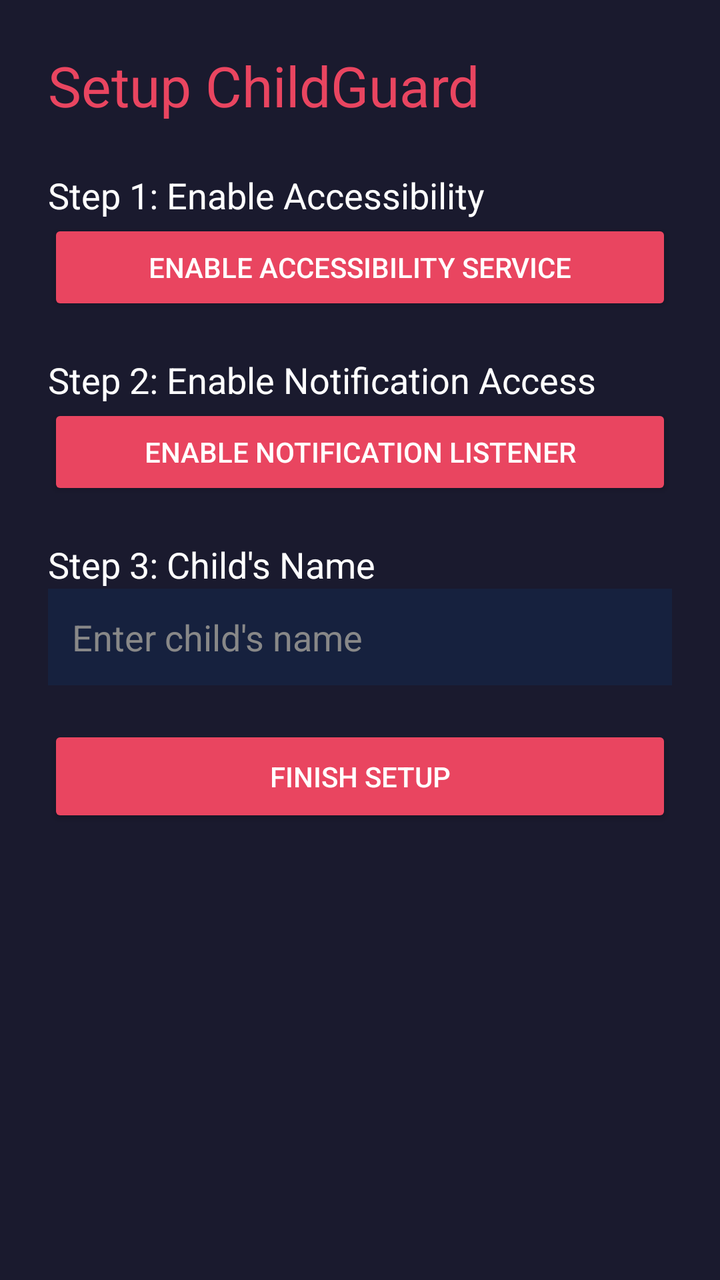
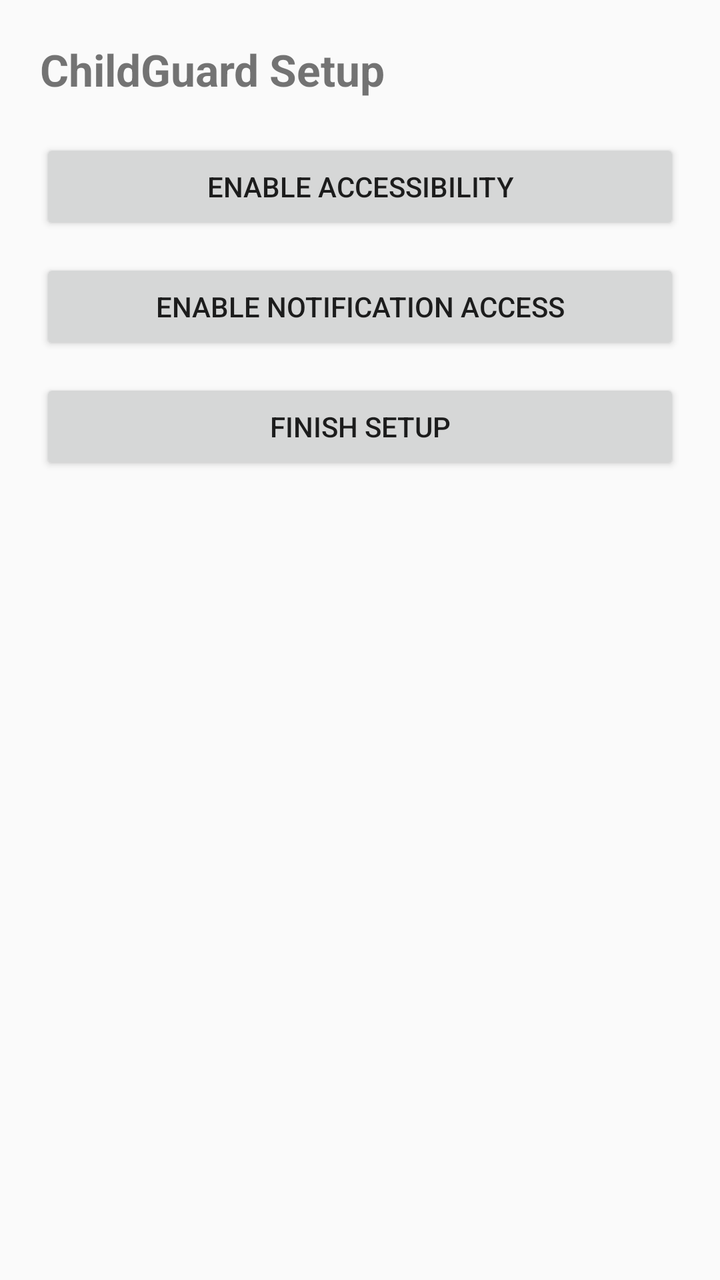

An Android layout rendered at two revisions. The XML below is the earlier revision; the diff shows what the commit changed to produce the second picture.
<!-- AndroidManifest.xml: application theme Theme.AppCompat.Light.DarkActionBar -->
<!-- res/layout/activity_setup.xml -->
<?xml version="1.0" encoding="utf-8"?>
<LinearLayout xmlns:android="http://schemas.android.com/apk/res/android"
    android:layout_width="match_parent"
    android:layout_height="match_parent"
    android:orientation="vertical"
    android:padding="24dp"
    android:background="#1a1a2e">

    <TextView
        android:layout_width="wrap_content"
        android:layout_height="wrap_content"
        android:text="Setup ChildGuard"
        android:textSize="28sp"
        android:textColor="#e94560"
        android:layout_marginBottom="24dp" />

    <TextView
        android:layout_width="match_parent"
        android:layout_height="wrap_content"
        android:text="Step 1: Enable Accessibility"
        android:textColor="#ffffff"
        android:textSize="18sp" />

    <Button
        android:id="@+id/btn_enable_accessibility"
        android:layout_width="match_parent"
        android:layout_height="wrap_content"
        android:text="Enable Accessibility Service"
        android:backgroundTint="#e94560"
        android:textColor="#ffffff"
        android:padding="12dp"
        android:layout_marginBottom="20dp" />

    <TextView
        android:layout_width="match_parent"
        android:layout_height="wrap_content"
        android:text="Step 2: Enable Notification Access"
        android:textColor="#ffffff"
        android:textSize="18sp" />

    <Button
        android:id="@+id/btn_enable_notifications"
        android:layout_width="match_parent"
        android:layout_height="wrap_content"
        android:text="Enable Notification Listener"
        android:backgroundTint="#e94560"
        android:textColor="#ffffff"
        android:padding="12dp"
        android:layout_marginBottom="20dp" />

    <TextView
        android:layout_width="match_parent"
        android:layout_height="wrap_content"
        android:text="Step 3: Child's Name"
        android:textColor="#ffffff"
        android:textSize="18sp" />

    <EditText
        android:id="@+id/edit_child_name"
        android:layout_width="match_parent"
        android:layout_height="wrap_content"
        android:hint="Enter child's name"
        android:textColor="#ffffff"
        android:textColorHint="#888888"
        android:background="#16213e"
        android:padding="12dp"
        android:layout_marginBottom="20dp" />

    <Button
        android:id="@+id/btn_finish"
        android:layout_width="match_parent"
        android:layout_height="wrap_content"
        android:text="Finish Setup"
        android:backgroundTint="#e94560"
        android:textColor="#ffffff"
        android:padding="16dp" />

</LinearLayout>
<!-- resources referenced by this layout -->
<resources>

</resources>

<!-- the commit's change to res/layout/activity_setup.xml (unified diff, before → after) -->
@@ -3,76 +3,34 @@
     android:layout_width="match_parent"
     android:layout_height="match_parent"
     android:orientation="vertical"
-    android:padding="24dp"
-    android:background="#1a1a2e">
-
-    <TextView
-        android:layout_width="wrap_content"
-        android:layout_height="wrap_content"
-        android:text="Setup ChildGuard"
-        android:textSize="28sp"
-        android:textColor="#e94560"
-        android:layout_marginBottom="24dp" />
+    android:padding="20dp">
 
     <TextView
         android:layout_width="match_parent"
         android:layout_height="wrap_content"
-        android:text="Step 1: Enable Accessibility"
-        android:textColor="#ffffff"
-        android:textSize="18sp" />
+        android:text="ChildGuard Setup"
+        android:textSize="22sp"
+        android:textStyle="bold"
+        android:paddingBottom="20dp" />
 
     <Button
         android:id="@+id/btn_enable_accessibility"
         android:layout_width="match_parent"
         android:layout_height="wrap_content"
-        android:text="Enable Accessibility Service"
-        android:backgroundTint="#e94560"
-        android:textColor="#ffffff"
-        android:padding="12dp"
-        android:layout_marginBottom="20dp" />
-
-    <TextView
-        android:layout_width="match_parent"
-        android:layout_height="wrap_content"
-        android:text="Step 2: Enable Notification Access"
-        android:textColor="#ffffff"
-        android:textSize="18sp" />
+        android:text="Enable Accessibility" />
 
     <Button
         android:id="@+id/btn_enable_notifications"
         android:layout_width="match_parent"
         android:layout_height="wrap_content"
-        android:text="Enable Notification Listener"
-        android:backgroundTint="#e94560"
-        android:textColor="#ffffff"
-        android:padding="12dp"
-        android:layout_marginBottom="20dp" />
-
-    <TextView
-        android:layout_width="match_parent"
-        android:layout_height="wrap_content"
-        android:text="Step 3: Child's Name"
-        android:textColor="#ffffff"
-        android:textSize="18sp" />
-
-    <EditText
-        android:id="@+id/edit_child_name"
-        android:layout_width="match_parent"
-        android:layout_height="wrap_content"
-        android:hint="Enter child's name"
-        android:textColor="#ffffff"
-        android:textColorHint="#888888"
-        android:background="#16213e"
-        android:padding="12dp"
-        android:layout_marginBottom="20dp" />
+        android:text="Enable Notification Access"
+        android:layout_marginTop="12dp" />
 
     <Button
         android:id="@+id/btn_finish"
         android:layout_width="match_parent"
         android:layout_height="wrap_content"
         android:text="Finish Setup"
-        android:backgroundTint="#e94560"
-        android:textColor="#ffffff"
-        android:padding="16dp" />
+        android:layout_marginTop="12dp" />
 
 </LinearLayout>
